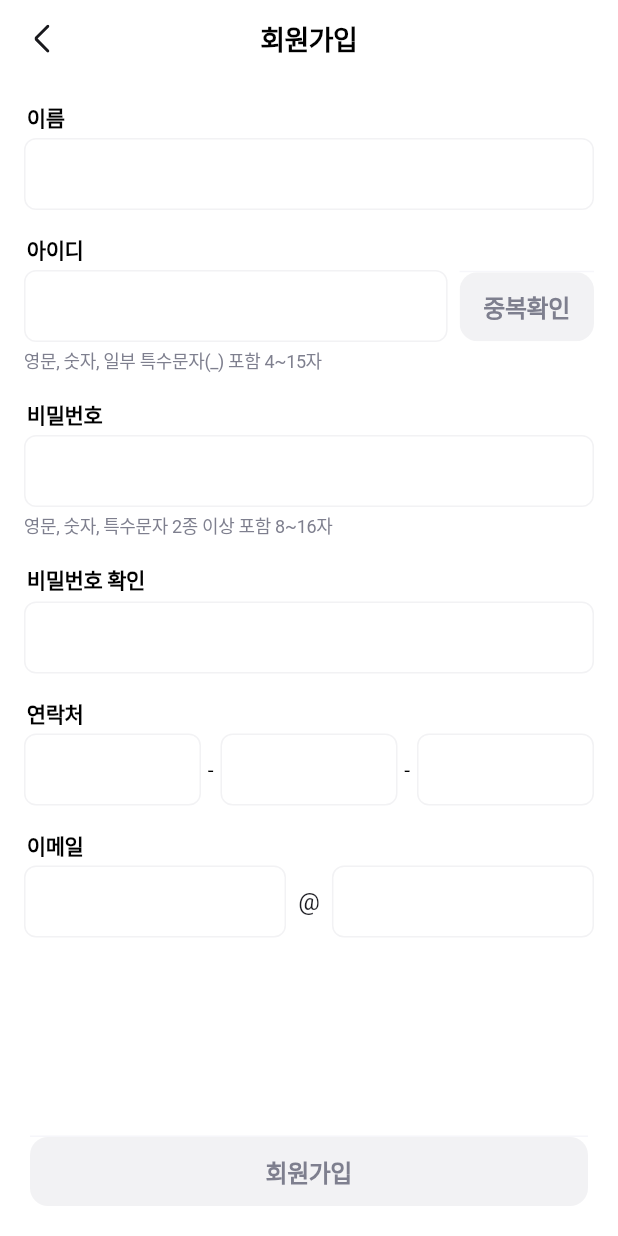
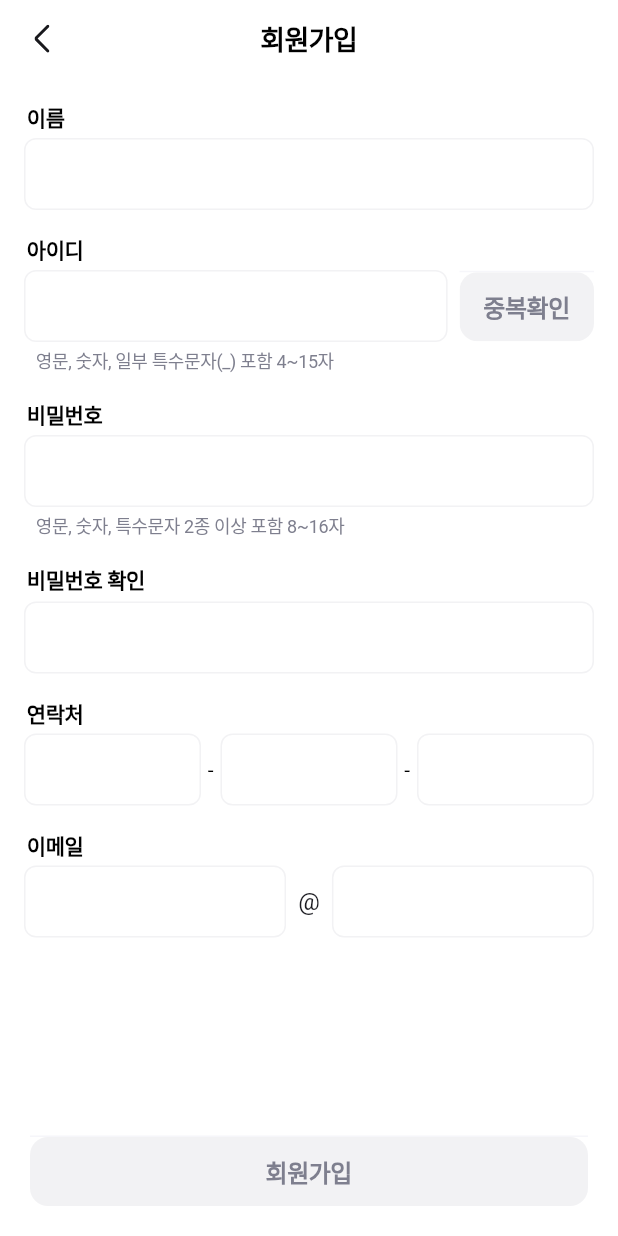
Before and after one commit to 0rmee/ormee_app, a Flutter app: the SignupContent screen opened directly, on a phone screen of 412 x 824 dp. Run offline on Flutter 3.47's test engine with Material 3 defaults, Android fonts, the phone set to English and light mode, and no system bars; our stand-ins replace bloc, dio, equatable, flutter_bloc, flutter_secure_storage, flutter_svg and 3 more; missing offline and left inert: flutter_client_sse, mobile_scanner; accounts and stored records are empty; Roboto replaces fonts that are missing (Pretendard).

Commit message:
fix: 안내 문구 padding 수정(#51)

```diff
--- a/lib/feature/auth/signup/presentation/pages/signup.dart
+++ b/lib/feature/auth/signup/presentation/pages/signup.dart
@@ -184,7 +184,7 @@ class _SignupContentState extends State<SignupContent> {
         ),
         if (validationResult.message.isNotEmpty)
           Padding(
-            padding: const EdgeInsets.only(top: 4.0),
+            padding: const EdgeInsets.fromLTRB(8, 4, 0, 0),
             child: Label2Regular12(
               text: validationResult.message,
               color: validationResult.status == ValidationStatus.valid
@@ -298,7 +298,7 @@ class _SignupContentState extends State<SignupContent> {
         ),
         if (validationResult.message.isNotEmpty)
           Padding(
-            padding: const EdgeInsets.only(top: 4.0),
+            padding: const EdgeInsets.fromLTRB(8, 4, 0, 0),
             child: Label2Regular12(
               text: validationResult.message,
               color: validationResult.status == ValidationStatus.checked
@@ -411,7 +411,7 @@ class _SignupContentState extends State<SignupContent> {
         ),
         if (phone1Validation.message.isNotEmpty)
           Padding(
-            padding: const EdgeInsets.only(top: 4.0),
+            padding: const EdgeInsets.fromLTRB(8, 4, 0, 0),
             child: Align(
               alignment: Alignment.centerLeft,
               child: Label2Regular12(
@@ -504,7 +504,7 @@ class _SignupContentState extends State<SignupContent> {
         ),
         if (emailValidation.message.isNotEmpty)
           Padding(
-            padding: const EdgeInsets.only(top: 4.0),
+            padding: const EdgeInsets.fromLTRB(8, 4, 0, 0),
             child: Align(
               alignment: Alignment.centerLeft,
               child: Label2Regular12(
```
